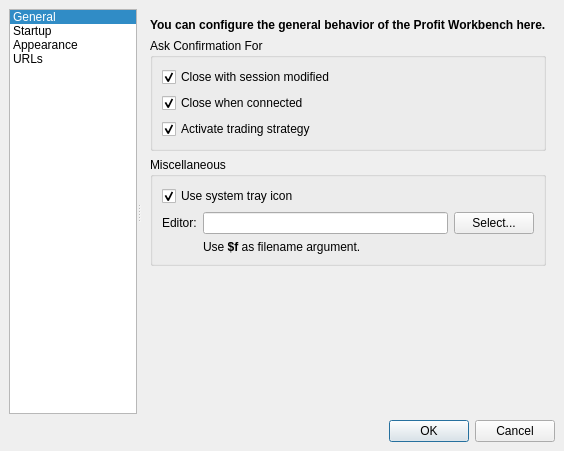
This is profit/workbench/widgets/ui_settingsdialog.ui in hpsilva/profitpy as Qt 5 draws it before an edit. The edited form follows.
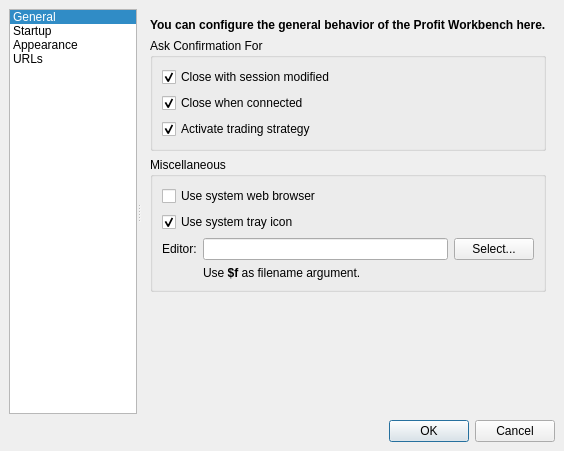
This is the edited form. Icons and pictures are not drawn. Custom widgets are drawn as their Qt base class.

Patch:
```diff
--- a/profit/workbench/widgets/ui_settingsdialog.ui
+++ b/profit/workbench/widgets/ui_settingsdialog.ui
@@ -201,6 +201,13 @@
            <property name="margin" >
             <number>9</number>
            </property>
+           <item>
+            <widget class="QCheckBox" name="useSystemBrowser" >
+             <property name="text" >
+              <string>Use system web browser</string>
+             </property>
+            </widget>
+           </item>
            <item>
             <widget class="QCheckBox" name="useSystemTrayIcon" >
              <property name="text" >
```
Left out of the diff: 20 changed lines with no effect on the pictures.
